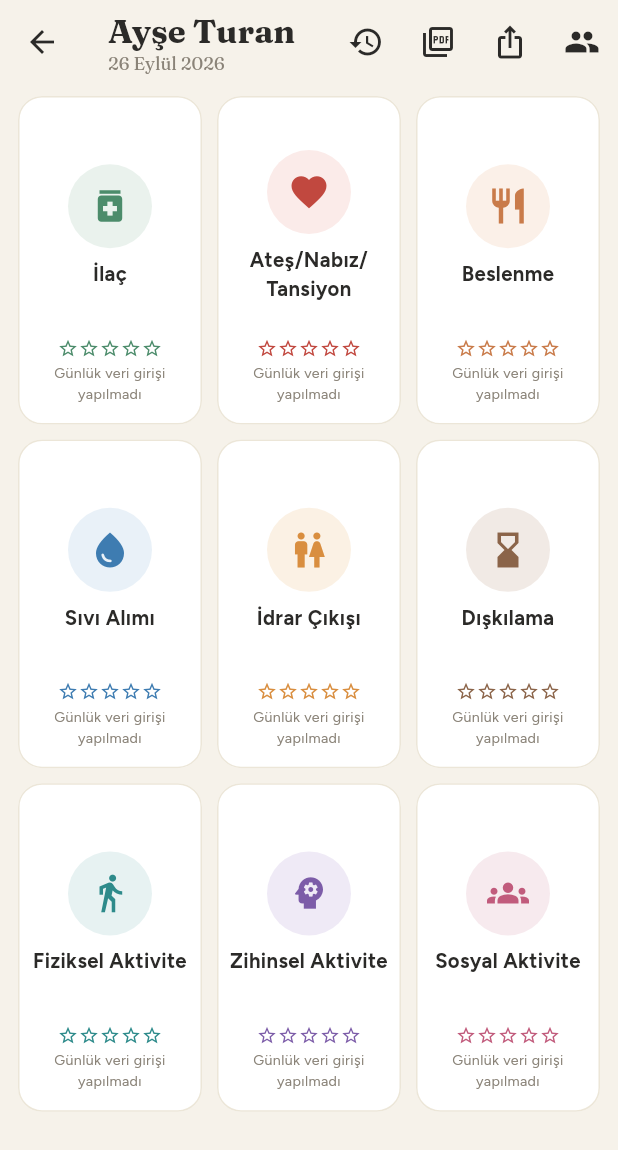
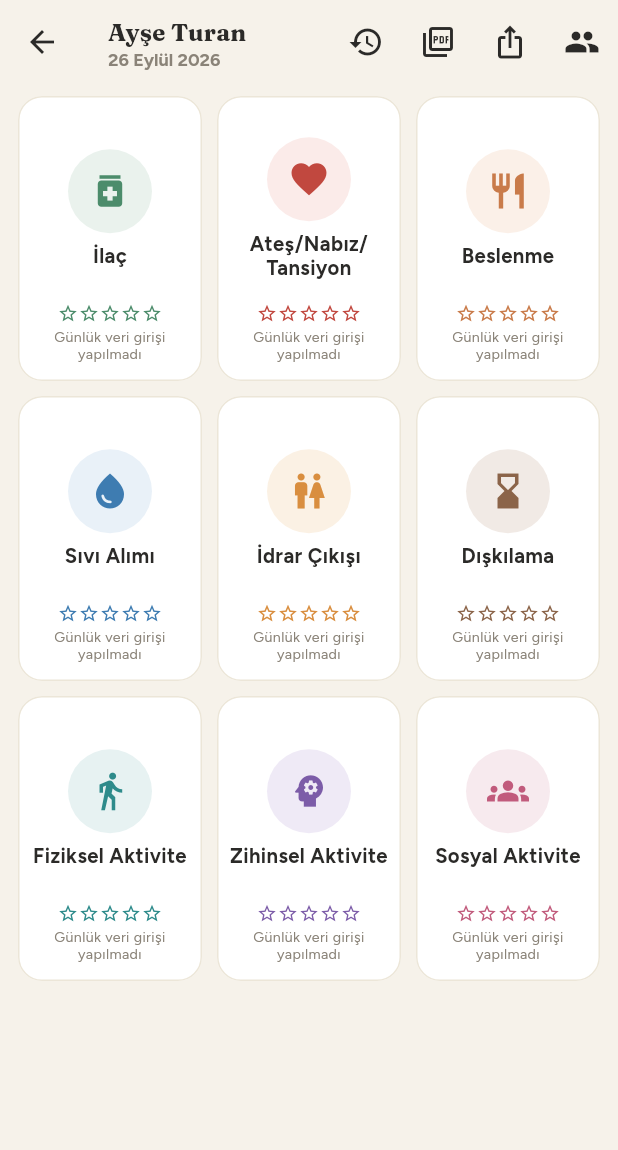
Before and after one commit to eserbahar/demans_hasta_takip, a Flutter app: the LogTodayScreen screen opened directly, on a phone screen of 412 x 824 dp. Shown: the top 1150 px of the screen. Run offline on Flutter 3.47's test engine with Material 3 defaults, Android fonts, the phone set to English and light mode, and no system bars; our stand-ins replace google_fonts, supabase_flutter; accounts and stored records are empty.

Commit message:
Fix white app bars and tile grid overflow
- Add a global AppBarTheme (cream background, compact title style)
  so every screen's app bar matches the design instead of falling
  back to Material 3's default white colorScheme.surface — this is
  what caused "Hasta Seçimi" to render with a white bar.
- Replace the category grid's fragile childAspectRatio (which sized
  tiles relative to column width, so they became far too tall/short
  depending on viewport width — overlapping content on narrow screens,
  overflowing past the fold on wide ones) with a fixed mainAxisExtent
  and let the grid scroll if content ever needs more room.
- Add maxLines/overflow/line-height safety to tile and app-bar title
  text so long patient names or labels truncate gracefully instead of
  overlapping or rendering invisibly.

Co-Authored-By: Claude Sonnet 5 <noreply@anthropic.com>

```diff
--- a/lib/main.dart
+++ b/lib/main.dart
@@ -46,6 +46,16 @@ class Demans1App extends StatelessWidget {
           seedColor: AppColors.primary,
           primary: AppColors.primary,
           surface: Colors.white,
+        ),
+        appBarTheme: AppBarTheme(
+          backgroundColor: AppColors.background,
+          foregroundColor: AppColors.bodyText,
+          elevation: 0,
+          titleTextStyle: textTheme.titleLarge?.copyWith(
+            fontSize: 19,
+            fontWeight: FontWeight.bold,
+            color: AppColors.bodyText,
+          ),
         ),
         textTheme: textTheme.copyWith(
           titleLarge: displayFont.titleLarge,
--- a/lib/screens/journal_screen.dart
+++ b/lib/screens/journal_screen.dart
@@ -301,6 +301,8 @@ class _JournalScreenState extends State<JournalScreen> {
         foregroundColor: AppColors.bodyText,
         title: Text(
           widget.selectedPatient?.fullName ?? 'Günlük',
+          maxLines: 1,
+          overflow: TextOverflow.ellipsis,
           style: const TextStyle(fontWeight: FontWeight.bold, color: AppColors.bodyText),
         ),
         actions: [
--- a/lib/screens/log_today_screen.dart
+++ b/lib/screens/log_today_screen.dart
@@ -531,16 +531,19 @@ class _LogTodayScreenState extends State<LogTodayScreen> {
                       descriptor.label,
                       textAlign: TextAlign.center,
                       maxLines: 2,
+                      overflow: TextOverflow.ellipsis,
                       style: const TextStyle(
                         fontWeight: FontWeight.bold,
                         fontSize: 13.5,
                         color: AppColors.bodyText,
+                        height: 1.15,
                       ),
                     ),
                   ],
                 ),
               ),
               Column(
+                mainAxisSize: MainAxisSize.min,
                 children: [
                   StarRatingDisplay(rating: status?.rating, size: 14, color: descriptor.color),
                   const SizedBox(height: 3),
@@ -548,13 +551,22 @@ class _LogTodayScreenState extends State<LogTodayScreen> {
                     Text(
                       (status?.detail?.isNotEmpty ?? false) ? status!.detail! : ' ',
                       textAlign: TextAlign.center,
-                      style: TextStyle(fontSize: 9.5, color: descriptor.color, fontWeight: FontWeight.bold),
+                      maxLines: 2,
+                      overflow: TextOverflow.ellipsis,
+                      style: TextStyle(
+                        fontSize: 9.5,
+                        color: descriptor.color,
+                        fontWeight: FontWeight.bold,
+                        height: 1.15,
+                      ),
                     )
                   else
                     const Text(
                       'Günlük veri girişi yapılmadı',
                       textAlign: TextAlign.center,
-                      style: TextStyle(fontSize: 9.5, color: AppColors.mutedText),
+                      maxLines: 2,
+                      overflow: TextOverflow.ellipsis,
+                      style: TextStyle(fontSize: 9.5, color: AppColors.mutedText, height: 1.15),
                     ),
                 ],
               ),
@@ -578,7 +590,9 @@ class _LogTodayScreenState extends State<LogTodayScreen> {
           children: [
             Text(
               _patient.name,
-              style: Theme.of(context).textTheme.titleLarge?.copyWith(
+              maxLines: 1,
+              overflow: TextOverflow.ellipsis,
+              style: Theme.of(context).textTheme.titleMedium?.copyWith(
                     fontWeight: FontWeight.bold,
                     color: AppColors.bodyText,
                   ),
@@ -626,20 +640,17 @@ class _LogTodayScreenState extends State<LogTodayScreen> {
       ),
       body: _isLoadingStatus
           ? const Center(child: CircularProgressIndicator())
-          : Padding(
+          : GridView.builder(
               padding: const EdgeInsets.fromLTRB(12, 8, 12, 12),
-              child: GridView.builder(
-                physics: const NeverScrollableScrollPhysics(),
               gridDelegate: const SliverGridDelegateWithFixedCrossAxisCount(
                 crossAxisCount: 3,
                 mainAxisSpacing: 10,
                 crossAxisSpacing: 10,
-                  childAspectRatio: 0.56,
+                mainAxisExtent: 190,
               ),
               itemCount: activityCategories.length,
               itemBuilder: (context, index) => _buildCategoryTile(activityCategories[index]),
             ),
-            ),
     );
   }
 }
```
Lines whose indentation alone changed are shown as unchanged.
